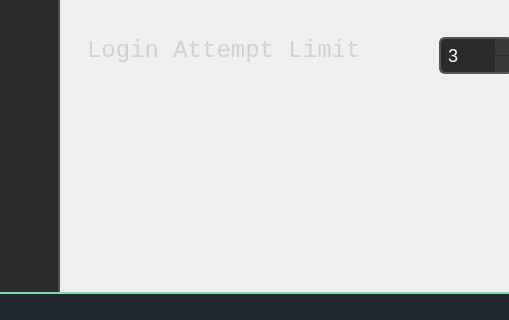
Above: forms/mainwindow.ui from minnesangg/Cerberus before the change; both pictures show x 196 to 705 and y 380 to 700 of the 1000 by 700 pixel window. Below: the same form after it.
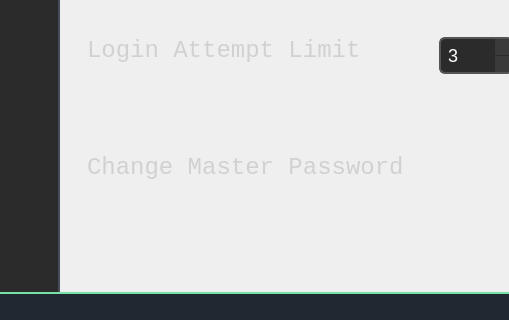
That is the form after the change. The open tabs and pages were chosen to show the change. Icons and pictures are not drawn.

What changed in the file:
```diff
--- a/forms/mainwindow.ui
+++ b/forms/mainwindow.ui
@@ -2513,6 +2513,31 @@
          </item>
         </layout>
        </widget>
+       <widget class="QLabel" name="changeMasterPassLabel">
+        <property name="geometry">
+         <rect>
+          <x>20</x>
+          <y>510</y>
+          <width>349</width>
+          <height>85</height>
+         </rect>
+        </property>
+        <property name="font">
+         <font>
+          <family>Monospace</family>
+          <pointsize>18</pointsize>
+         </font>
+        </property>
+        <property name="styleSheet">
+         <string notr="true">QLabel {
+    color: #d1d1d1; 
+    margin-bottom: 10px; 
+}</string>
+        </property>
+        <property name="text">
+         <string>Change Master Password</string>
+        </property>
+       </widget>
       </widget>
      </widget>
     </item>
```
